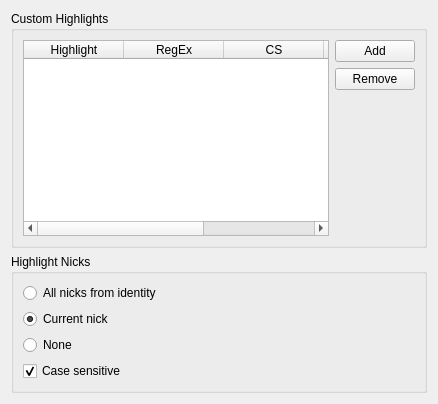
Qt form src/qtui/settingspages/highlightsettingspage.ui (quassel/quassel) before a commit.
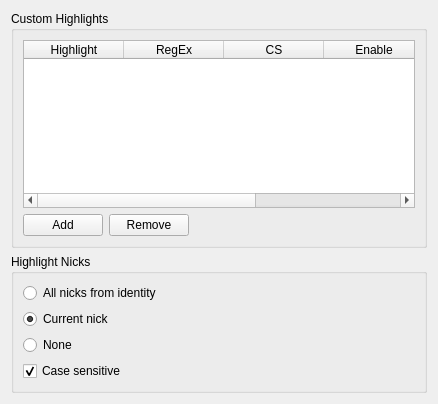
The same form after that commit.

Commit message: Change Hilight config dialog layout a bit

What changed in the file:
```diff
--- a/src/qtui/settingspages/highlightsettingspage.ui
+++ b/src/qtui/settingspages/highlightsettingspage.ui
@@ -18,10 +18,10 @@
      <property name="title" >
       <string>Custom Highlights</string>
      </property>
-     <layout class="QGridLayout" >
-      <item rowspan="3" row="0" column="0" >
-       <widget class="QTableWidget" name="highlightTable" >
-        <property name="toolTip" >
+     <layout class="QVBoxLayout" name="verticalLayout">
+      <item>
+       <widget class="QTableWidget" name="highlightTable">
+        <property name="toolTip">
          <string/>
         </property>
         <property name="styleSheet" >
@@ -54,32 +54,42 @@
         </column>
        </widget>
       </item>
-      <item row="0" column="1" >
-       <widget class="QPushButton" name="add" >
-        <property name="text" >
-         <string>Add</string>
+      <item>
+       <layout class="QHBoxLayout" name="horizontalLayout">
+        <property name="topMargin">
+         <number>0</number>
         </property>
-       </widget>
-      </item>
-      <item row="1" column="1" >
-       <widget class="QPushButton" name="remove" >
-        <property name="text" >
-         <string>Remove</string>
+        <property name="bottomMargin">
+         <number>0</number>
         </property>
-       </widget>
-      </item>
-      <item row="2" column="1" >
-       <spacer>
-        <property name="orientation" >
-         <enum>Qt::Vertical</enum>
-        </property>
-        <property name="sizeHint" stdset="0" >
-         <size>
-          <width>20</width>
-          <height>40</height>
-         </size>
-        </property>
-       </spacer>
+        <item>
+         <widget class="QPushButton" name="add">
+          <property name="text">
+           <string>Add</string>
+          </property>
+         </widget>
+        </item>
+        <item>
+         <widget class="QPushButton" name="remove">
+          <property name="text">
+           <string>Remove</string>
+          </property>
+         </widget>
+        </item>
+        <item>
+         <spacer name="horizontalSpacer">
+          <property name="orientation">
+           <enum>Qt::Horizontal</enum>
+          </property>
+          <property name="sizeHint" stdset="0">
+           <size>
+            <width>40</width>
+            <height>20</height>
+           </size>
+          </property>
+         </spacer>
+        </item>
+       </layout>
       </item>
      </layout>
     </widget>
```
Left out of the diff: 59 changed lines with no effect on the pictures.
